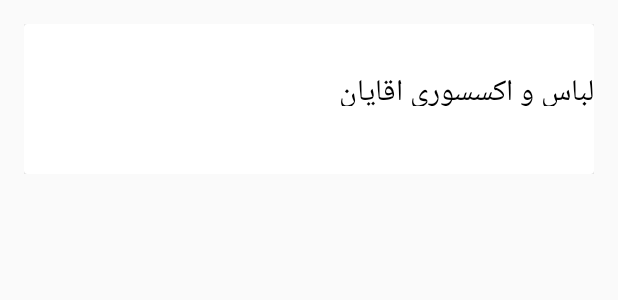
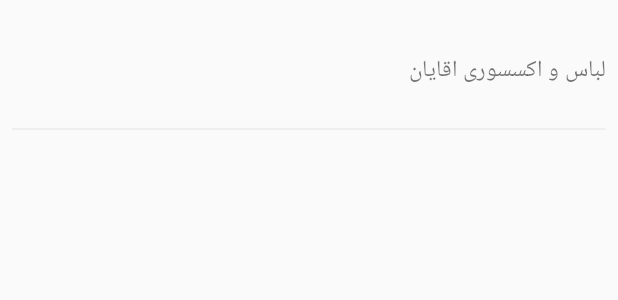
Before and after one commit to shayanxm/ezshop, an Android app: the layout rec_sub_category_item.xml on its own in the app's theme, with its tools: preview values and no code run, on a phone screen of 412 x 824 dp. Shown: the top 300 px of the screen. Run offline under Robolectric (Android 15) with nearby library versions, the phone set to English and light mode, and no system bars.

Commit message:
category transferd to nagvigation going for change way of getting lists

```diff
--- a/app/src/main/java/com/example/shayanmoradi/ezshop/Home/CategoryFragment.java
+++ b/app/src/main/java/com/example/shayanmoradi/ezshop/Home/CategoryFragment.java
@@ -98,7 +98,7 @@ public class CategoryFragment extends Fragment {
                 }
                 viewPager.setAdapter(adapter);
 
-                viewPager.setCurrentItem(0);
+                viewPager.setCurrentItem(partents.size());
                 // Toast.makeText(getContext(), "end", Toast.LENGTH_SHORT).show();
 
 
--- a/app/src/main/res/layout/nav_header_main.xml
+++ b/app/src/main/res/layout/nav_header_main.xml
@@ -4,8 +4,9 @@
     android:layout_width="match_parent"
 
     android:layout_height="150dp"
+    android:layout_marginTop="20dp"
+
     android:gravity="center"
-
     android:orientation="vertical"
     android:theme="@style/ThemeOverlay.AppCompat.Dark">
 
--- a/app/src/main/res/layout/rec_sub_category_item.xml
+++ b/app/src/main/res/layout/rec_sub_category_item.xml
@@ -1,41 +1,63 @@
 <?xml version="1.0" encoding="utf-8"?>
 <LinearLayout xmlns:android="http://schemas.android.com/apk/res/android"
+    xmlns:app="http://schemas.android.com/apk/res-auto"
     android:layout_width="match_parent"
     android:layout_height="wrap_content"
-    android:layout_margin="16dp"
-    android:layout_marginLeft="16dp"
-    android:layout_marginTop="16dp"
-    android:layout_marginRight="16dp"
     android:orientation="vertical">
 
-    <androidx.cardview.widget.CardView
+    <LinearLayout
         android:layout_width="match_parent"
-        android:layout_height="wrap_content">
+        android:layout_height="wrap_content"
+        android:orientation="vertical">
 
-        <LinearLayout
+        <androidx.constraintlayout.widget.ConstraintLayout
             android:layout_width="match_parent"
             android:layout_height="match_parent"
             android:layout_gravity="center"
-            android:orientation="vertical">
+            android:orientation="horizontal">
+
+            <ImageView
+                android:id="@+id/sub_category_image"
+                android:layout_width="100dp"
+                android:layout_height="60dp"
+                android:layout_marginStart="8dp"
+                android:layout_marginLeft="8dp"
+                app:layout_constraintBottom_toBottomOf="parent"
+                app:layout_constraintStart_toStartOf="parent"
+                app:layout_constraintTop_toTopOf="parent" />
 
             <TextView
                 android:id="@+id/sub_category_name"
                 android:layout_width="wrap_content"
-                android:layout_height="25dp"
+                android:layout_height="wrap_content"
                 android:layout_gravity="bottom|right|fill_vertical"
-                android:layout_marginBottom="16dp"
+                android:layout_marginEnd="8dp"
+                android:layout_marginRight="20dp"
+                android:fontFamily="@font/iransanslight"
+                android:maxLines="1"
                 android:text="لباس و اکسسوری اقایان"
-                android:textColor="@android:color/background_dark"
-                android:textSize="20sp" />
-        </LinearLayout>
+                android:textSize="15sp"
+                app:layout_constraintBottom_toBottomOf="parent"
+                app:layout_constraintEnd_toEndOf="parent"
+                app:layout_constraintTop_toTopOf="parent" />
 
-        <ImageView
-            android:id="@+id/sub_category_image"
-            android:layout_width="100dp"
-            android:layout_height="100dp"
-            android:layout_marginLeft="8dp"
-            android:scaleType="center" />
+            <View
+                android:layout_width="0dp"
+                android:layout_height="1dp"
+                android:layout_gravity="center"
+                android:layout_marginStart="8dp"
+                android:layout_marginLeft="8dp"
+                android:layout_marginTop="8dp"
+                android:layout_marginEnd="8dp"
+                android:layout_marginRight="8dp"
+                android:layout_marginBottom="8dp"
+                android:background="#EEEE"
+                app:layout_constraintBottom_toBottomOf="parent"
+                app:layout_constraintEnd_toEndOf="parent"
+                app:layout_constraintStart_toStartOf="parent"
+                app:layout_constraintTop_toBottomOf="@+id/sub_category_image" />
+        </androidx.constraintlayout.widget.ConstraintLayout>
 
 
-    </androidx.cardview.widget.CardView>
+    </LinearLayout>
 </LinearLayout>
--- a/app/src/main/res/menu/top_app_menu.xml
+++ b/app/src/main/res/menu/top_app_menu.xml
@@ -7,6 +7,10 @@
             android:icon="@android:drawable/btn_star_big_off"
 
             android:title="خانه" />
+        <item
+            android:id="@+id/nav_categories"
+            android:icon="@android:drawable/btn_star_big_off"
+            android:title="لیست دسته بندی محصولات" />
         <item
             android:id="@+id/nav_bag"
             android:icon="@android:drawable/btn_star_big_off"
```
Also changed, not shown: app/src/main/java/com/example/shayanmoradi/ezshop/Home/HomeFragment.java (+66 -6 lines).
